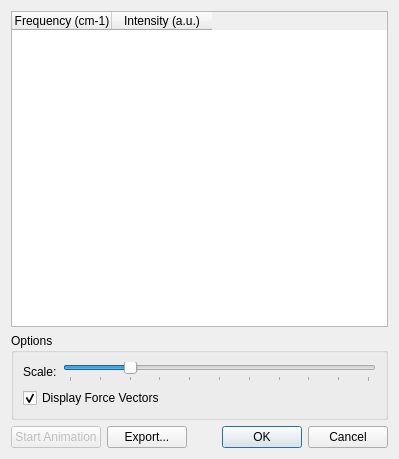
Before: the Qt Designer form libavogadro/src/extensions/vibrationdialog.ui in cryos/avogadro, drawn with Qt 5.
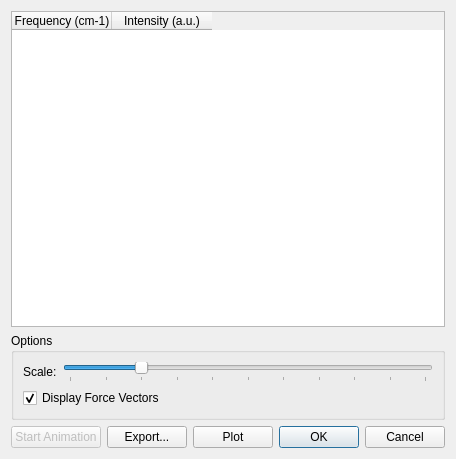
After: the same form once the commit is applied.

```diff
--- a/libavogadro/src/extensions/vibrationdialog.ui
+++ b/libavogadro/src/extensions/vibrationdialog.ui
@@ -119,6 +119,13 @@
        </property>
       </widget>
      </item>
+     <item>
+      <widget class="QPushButton" name="plotButton" >
+       <property name="text" >
+        <string>Plot</string>
+       </property>
+      </widget>
+     </item>
      <item>
       <widget class="QDialogButtonBox" name="buttonBox" >
        <property name="orientation" >
```
